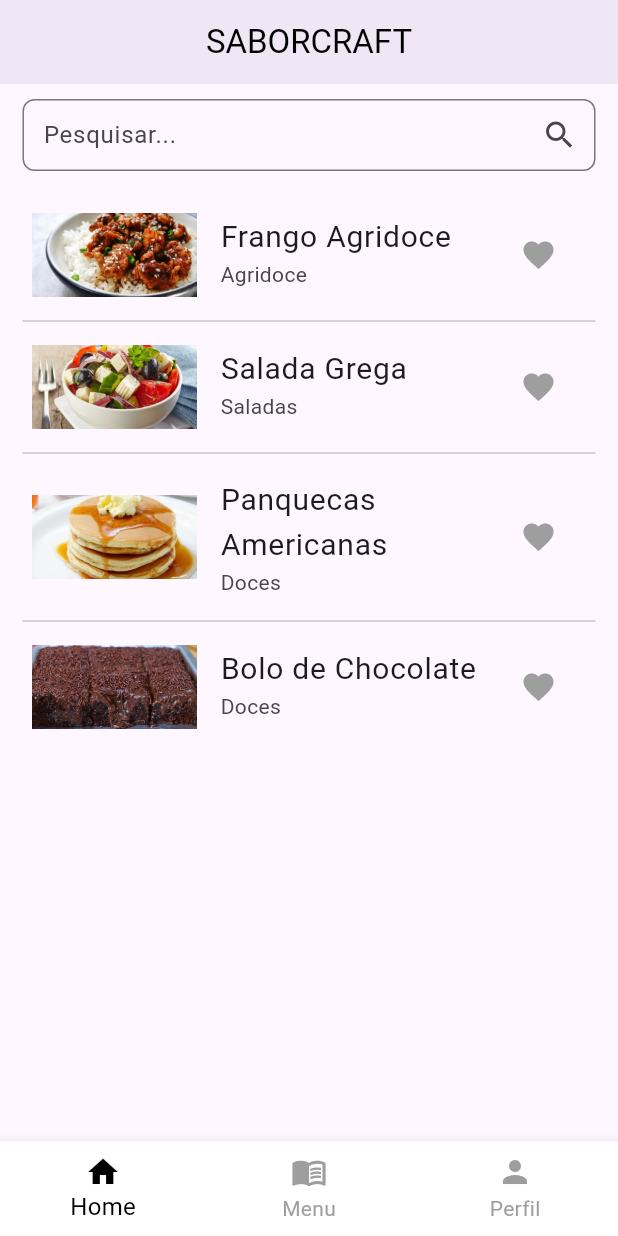
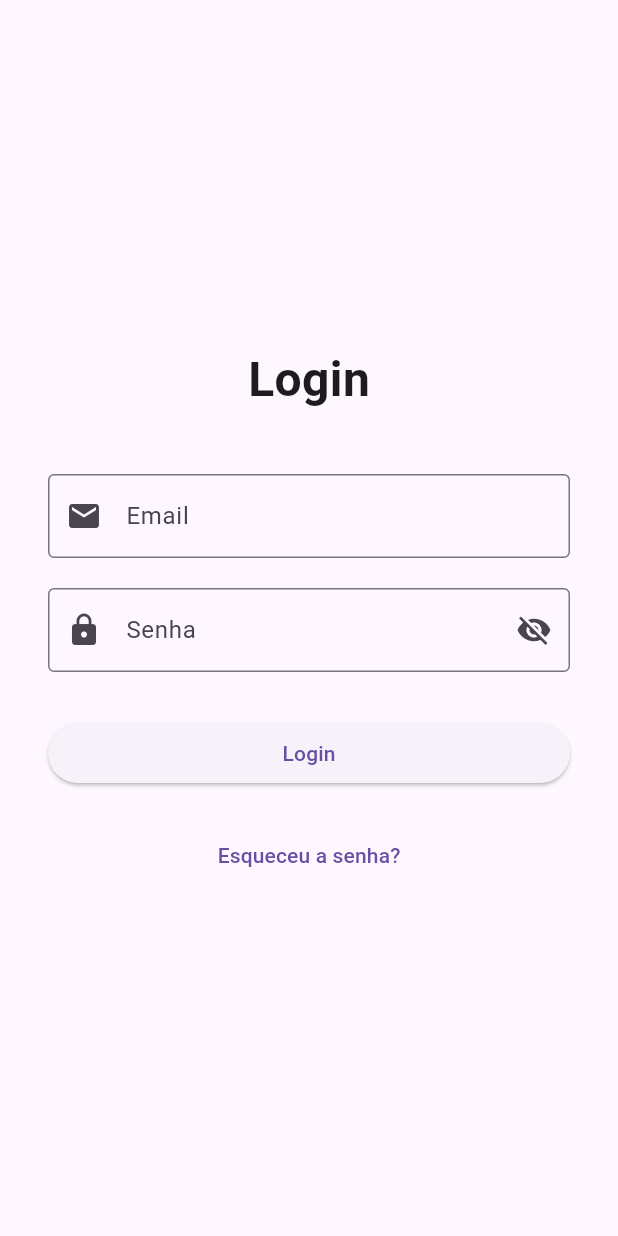
Before and after one commit to jvsmatheus/app_receitas, a Flutter app: the screen it shows after launch, on a phone screen of 412 x 824 dp. Run offline on Flutter 3.47's test engine with Material 3 defaults, Android fonts, the phone set to English and light mode, and no system bars.

Commit message:
Tela de login

```diff
--- a/lib/main.dart
+++ b/lib/main.dart
@@ -1,4 +1,5 @@
 import 'package:app_receitas/pages/home.dart';
+import 'package:app_receitas/pages/login.dart';
 import 'package:flutter/material.dart';
 
 void main() {
@@ -18,7 +19,7 @@ class MyApp extends StatelessWidget {
       ),
       debugShowCheckedModeBanner: false,
       home: const SafeArea(
-        child: HomePage(),
+        child: LoginPage(),
       ),
     );
   }
--- /dev/null
+++ b/lib/models/user.dart
@@ -0,0 +1,13 @@
+class User {
+  int? id;
+  String name;
+  String email;
+  String password;
+
+  User({
+    this.id,
+    required this.name,
+    required this.email,
+    required this.password,
+  });
+}
--- /dev/null
+++ b/lib/pages/login.dart
@@ -0,0 +1,119 @@
+import 'package:app_receitas/pages/home.dart';
+import 'package:app_receitas/repositories/user_repository.dart';
+import 'package:flutter/material.dart';
+
+class LoginPage extends StatefulWidget {
+  const LoginPage({super.key});
+
+  @override
+  State<LoginPage> createState() => _LoginPageState();
+}
+
+class _LoginPageState extends State<LoginPage> {
+  final TextEditingController _emailController = TextEditingController();
+  final TextEditingController _passwordController = TextEditingController();
+  final repository = UserRepository.table;
+  bool _isPasswordVisible = false;
+
+  void _authenticate() {
+    String email = _emailController.text;
+    String password = _passwordController.text;
+
+    bool isAuthenticated = false;
+
+    for (var item in repository) {
+      if (email == item.email && password == item.password) {
+        isAuthenticated = true;
+        break;
+      }
+    }
+
+    if (isAuthenticated) {
+      Navigator.push(
+          context, MaterialPageRoute(builder: (context) => const HomePage()));
+    } else {
+      ScaffoldMessenger.of(context).showSnackBar(
+        const SnackBar(content: Text('E-mail ou senha incorretos.')),
+      );
+    }
+  }
+
+  @override
+  Widget build(BuildContext context) {
+    return Scaffold(
+      body: Center(
+        child: Padding(
+          padding: const EdgeInsets.symmetric(horizontal: 32.0),
+          child: Column(
+            mainAxisAlignment: MainAxisAlignment.center,
+            children: [
+              const Text(
+                'Login',
+                style: TextStyle(
+                  fontSize: 32,
+                  fontWeight: FontWeight.bold,
+                ),
+              ),
+              const SizedBox(height: 40),
+
+              // Campo de e-mail
+              TextField(
+                controller: _emailController,
+                keyboardType: TextInputType.emailAddress,
+                decoration: const InputDecoration(
+                  labelText: 'Email',
+                  border: OutlineInputBorder(),
+                  prefixIcon: Icon(Icons.email),
+                ),
+              ),
+              const SizedBox(height: 20),
+
+              // Campo de senha
+              TextField(
+                controller: _passwordController,
+                obscureText: !_isPasswordVisible,
+                decoration: InputDecoration(
+                  labelText: 'Senha',
+                  border: const OutlineInputBorder(),
+                  prefixIcon: const Icon(Icons.lock),
+                  suffixIcon: IconButton(
+                    icon: Icon(
+                      _isPasswordVisible
+                          ? Icons.visibility
+                          : Icons.visibility_off,
+                    ),
+                    onPressed: () {
+                      setState(() {
+                        _isPasswordVisible = !_isPasswordVisible;
+                      });
+                    },
+                  ),
+                ),
+              ),
+              const SizedBox(height: 30),
+
+              // Botão de Login
+              SizedBox(
+                width: double.infinity,
+                child: ElevatedButton(
+                  onPressed: _authenticate,
+                  child: const Text('Login'),
+                ),
+              ),
+
+              const SizedBox(height: 20),
+
+              // Texto de "Esqueceu a senha?"
+              TextButton(
+                onPressed: () {
+                  // Navegar para a página de recuperação de senha
+                },
+                child: const Text('Esqueceu a senha?'),
+              ),
+            ],
+          ),
+        ),
+      ),
+    );
+  }
+}
--- a/lib/pages/recipe.dart
+++ b/lib/pages/recipe.dart
@@ -1,5 +1,4 @@
 import 'package:app_receitas/models/recipe.dart';
-import 'package:app_receitas/widgets/app_bar.dart';
 import 'package:app_receitas/widgets/favorite_button.dart';
 import 'package:flutter/material.dart';
 
--- a/lib/pages/search.dart
+++ b/lib/pages/search.dart
@@ -1,10 +1,7 @@
-import 'package:app_receitas/widgets/app_bar.dart';
 import 'package:app_receitas/widgets/menu_bar.dart';
-import 'package:app_receitas/widgets/recipe_card.dart';
 import 'package:flutter/material.dart';
 
 
-import 'package:flutter/material.dart';
 
 class SearchPage extends StatefulWidget {
   const SearchPage({super.key});
--- /dev/null
+++ b/lib/repositories/user_repository.dart
@@ -0,0 +1,18 @@
+import 'package:app_receitas/models/user.dart';
+
+class UserRepository {
+  static List<User> table = [
+    User(
+      id: 1,
+      name: "Matheus",
+      email: "matheus@gmail.com",
+      password: "12345"
+    ),
+    User(
+      id: 2,
+      name: "Gustavo",
+      email: "gustavo@gmail.com",
+      password: "12345"
+    ),
+  ];
+}
--- a/lib/widgets/menu_bar.dart
+++ b/lib/widgets/menu_bar.dart
@@ -12,11 +12,11 @@ class _MenuBarCustomState extends State<MenuBarCustom> {
   int _currentIndex = 0;
 
   // Lista de telas para cada opção da bottom bar
-  final List<Widget> _screens = [
-    const Center(child: Text('Home Screen')),
-    const Center(child: Text('Menu')),
-    const Center(child: Text('Profile Screen')),
-  ];
+  // final List<Widget> _screens = [
+  //   const Center(child: Text('Home Screen')),
+  //   const Center(child: Text('Menu')),
+  //   const Center(child: Text('Profile Screen')),
+  // ];
 
   void _onItemTapped(int index) {
     setState(() {
```
